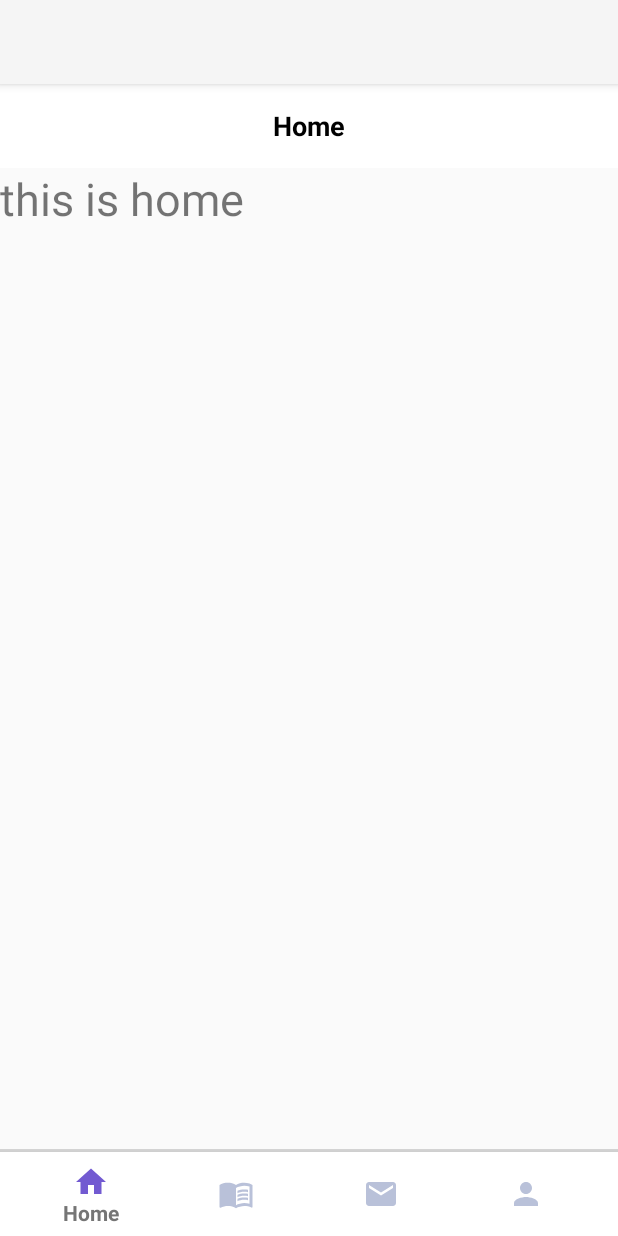
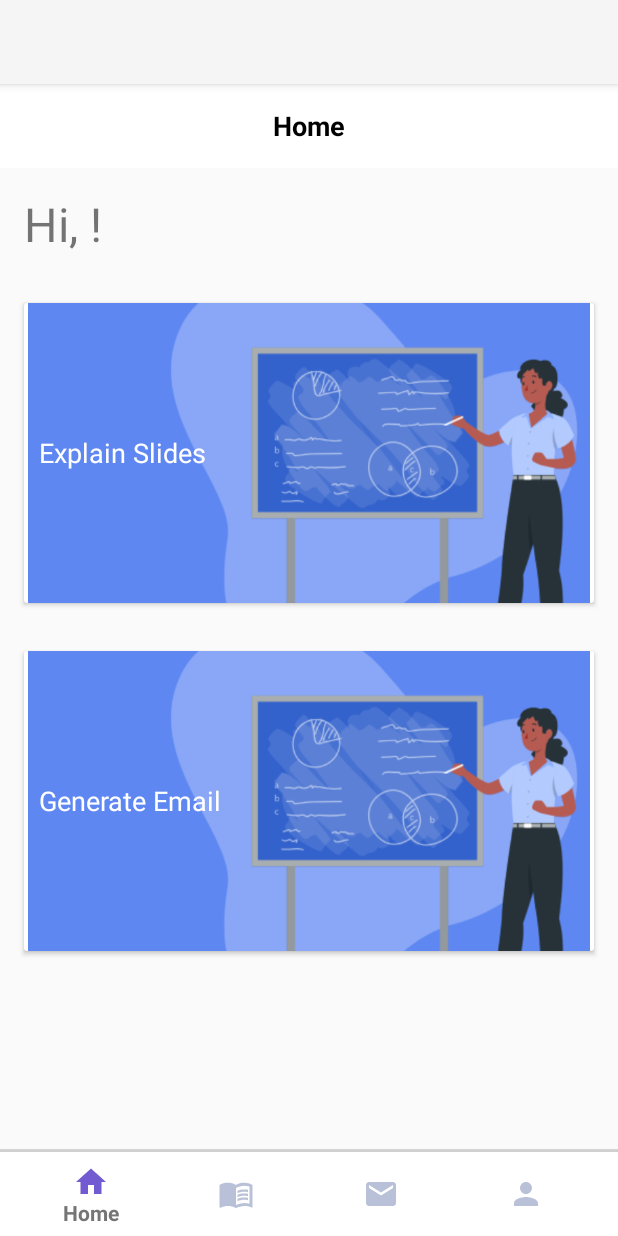
Before and after one commit to yyfyyfstudy1/schoolAssistantGPT, an Android app: the fragment HomeFragment placed in its activity, on a phone screen of 412 x 824 dp. Run offline under Robolectric (Android 15) with nearby library versions, the phone set to English and light mode, and no system bars; our stand-ins replace Firebase (no records; nobody signed in at launch, a user with empty details on screens opened directly); 1 statement that could not run was skipped.

Commit message:
Update home fragment visual

```diff
--- a/app/src/main/java/comp5216/sydney/edu/au/learn/LoginActivity.java
+++ b/app/src/main/java/comp5216/sydney/edu/au/learn/LoginActivity.java
@@ -76,6 +76,9 @@ public class LoginActivity extends AppCompatActivity {
         startActivity(new Intent(LoginActivity.this, RegisterActivity.class));
         // TODO: StartActivityForResult?
     }
+
+    // TODO: forgotPasswordClick
+
     private void onClick(View view){
        String userNameUse = userName.getText().toString();
        String passwordUse = password.getText().toString();
@@ -90,8 +93,6 @@ public class LoginActivity extends AppCompatActivity {
                         .addOnSuccessListener(new OnSuccessListener<AuthResult>() {
                             @Override
                             public void onSuccess(AuthResult authResult) {
-
-                                toastUtil.showToast(LoginActivity.this, ok);
 
                                 // get the user information
                                 FirebaseUser user = auth.getCurrentUser();
@@ -108,6 +109,8 @@ public class LoginActivity extends AppCompatActivity {
                                         SharedPreferences.Editor editor = sharedPreferences.edit();
                                         editor.putString("userId", uid);
                                         editor.apply();
+
+                                        toastUtil.showToast(LoginActivity.this, ok);
 
                                         startActivity(new Intent(LoginActivity.this, MainActivity.class));
                                         finish();
--- a/app/src/main/java/comp5216/sydney/edu/au/learn/MainActivity.java
+++ b/app/src/main/java/comp5216/sydney/edu/au/learn/MainActivity.java
@@ -52,7 +52,7 @@ public class MainActivity extends AppCompatActivity {
                         loadFragment(new HomeFragment(), userId);
                         return true;
                     case R.id.navigation_email:
-                        toolbar_title.setText("General EMail");
+                        toolbar_title.setText("General Email");
                         loadFragment(new EmailFragment(), userId);
                         return true;
                     case R.id.navigation_lecture:
--- a/app/src/main/java/comp5216/sydney/edu/au/learn/fragment/HomeFragment.java
+++ b/app/src/main/java/comp5216/sydney/edu/au/learn/fragment/HomeFragment.java
@@ -4,6 +4,7 @@ import android.os.Bundle;
 import android.view.LayoutInflater;
 import android.view.View;
 import android.view.ViewGroup;
+import android.widget.TextView;
 
 import androidx.annotation.NonNull;
 import androidx.annotation.Nullable;
@@ -11,7 +12,13 @@ import androidx.fragment.app.Fragment;
 
 import comp5216.sydney.edu.au.learn.R;
 
+import com.google.firebase.auth.FirebaseAuth;
+import com.google.firebase.auth.FirebaseUser;
+
 public class HomeFragment extends Fragment {
+
+    private TextView greetingTextView;
+
     @Nullable
     @Override
     public View onCreateView(@NonNull LayoutInflater inflater, @Nullable ViewGroup container, @Nullable Bundle savedInstanceState) {
@@ -23,5 +30,21 @@ public class HomeFragment extends Fragment {
     public void onViewCreated(@NonNull View view, @Nullable Bundle savedInstanceState) {
         super.onViewCreated(view, savedInstanceState);
 
+        greetingTextView = view.findViewById(R.id.greeting);
+        String username = getUsername();
+
+        if (username != null) {
+            greetingTextView.setText("Hi, " + username + "!");
+        } else {
+            greetingTextView.setText("Hi there!");
+        }
+    }
+
+    private String getUsername() {
+        FirebaseUser user = FirebaseAuth.getInstance().getCurrentUser();
+        if (user != null) {
+            return user.getDisplayName();
+        }
+        return null;
     }
 }
--- a/app/src/main/res/layout/fragment_home.xml
+++ b/app/src/main/res/layout/fragment_home.xml
@@ -1,12 +1,61 @@
 <?xml version="1.0" encoding="utf-8"?>
-<LinearLayout xmlns:android="http://schemas.android.com/apk/res/android"
+<RelativeLayout xmlns:android="http://schemas.android.com/apk/res/android"
     android:layout_width="match_parent"
     android:layout_height="match_parent">
 
     <TextView
+        android:id="@+id/greeting"
+        android:layout_width="wrap_content"
+        android:layout_height="wrap_content"
+        android:layout_alignParentTop="true"
+        android:layout_marginStart="16dp"
+        android:layout_marginTop="16dp"
+        android:layout_marginEnd="16dp"
+        android:layout_marginBottom="16dp"
+        android:textSize="14pt" />
+
+    <!-- Slide Fragment Button CardView -->
+    <androidx.cardview.widget.CardView
+        android:id="@+id/slide_button"
         android:layout_width="match_parent"
-        android:layout_height="match_parent"
-        android:textSize="30sp"
-        android:text="this is home"/>
+        android:layout_height="wrap_content"
+        android:layout_below="@id/greeting"
+        android:layout_margin="16dp">
 
-</LinearLayout>
+        <ImageView
+            android:layout_width="match_parent"
+            android:layout_height="200dp"
+            android:src="@drawable/home_slide" />
+
+        <TextView
+            android:layout_width="360dp"
+            android:layout_height="wrap_content"
+            android:layout_gravity="center"
+            android:text="Explain Slides"
+            android:textColor="@color/white"
+            android:textSize="18sp" />
+    </androidx.cardview.widget.CardView>
+
+    <!-- Generate Email Fragment Button CardView -->
+    <androidx.cardview.widget.CardView
+        android:id="@+id/generate_email_button"
+        android:layout_width="match_parent"
+        android:layout_height="wrap_content"
+        android:layout_below="@id/slide_button"
+        android:layout_margin="16dp">
+
+        <ImageView
+            android:layout_width="match_parent"
+            android:layout_height="200dp"
+            android:src="@drawable/home_slide"/>
+
+        <TextView
+            android:layout_width="360dp"
+            android:layout_height="wrap_content"
+            android:layout_gravity="center"
+            android:text="Generate Email"
+            android:textColor="@color/white"
+            android:textSize="18sp" />
+    </androidx.cardview.widget.CardView>
+
+</RelativeLayout>
```
Also changed, not shown: app/src/main/res/drawable-mdpi/home_slide.png (added).
